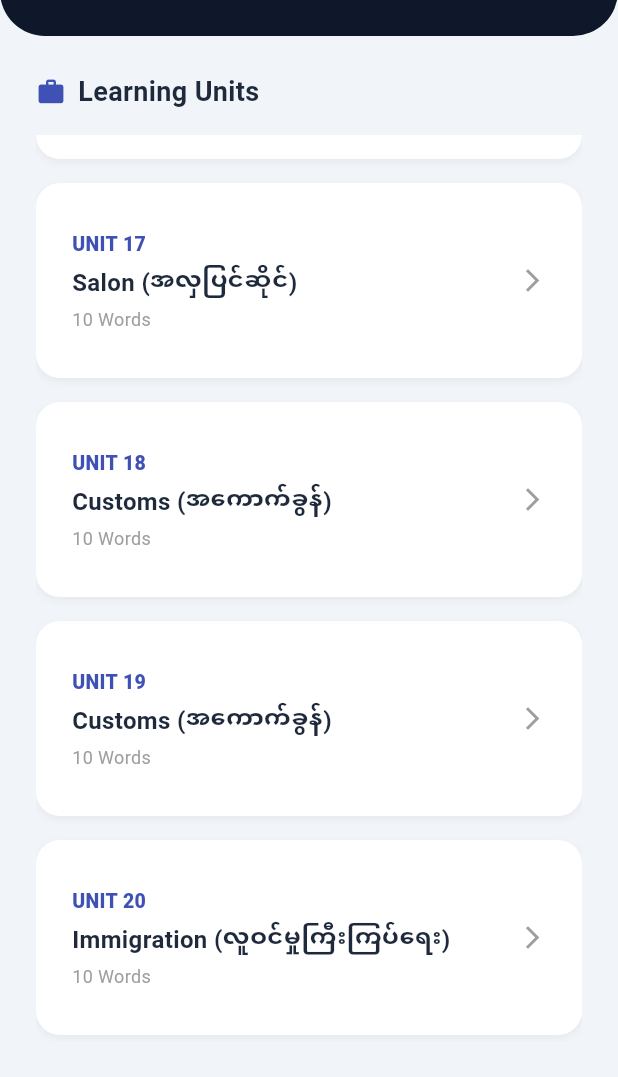
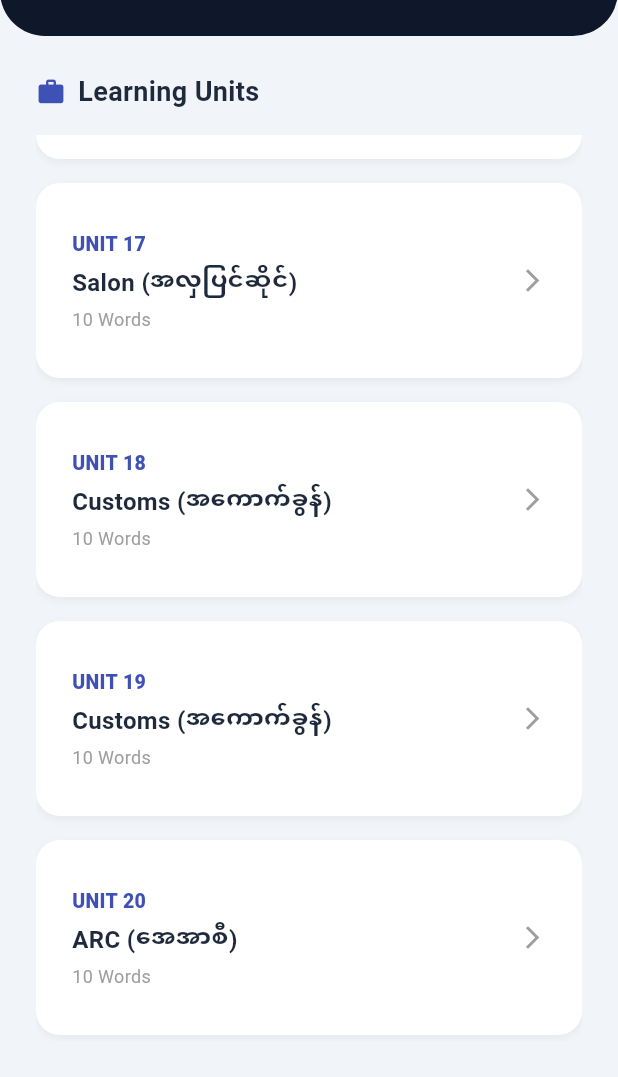
Before and after one commit to lai2570/Burmese_language_app, a Flutter app: the screen it shows after launch, scrolled down 2304 dp, on a phone screen of 412 x 824 dp, the part 159-1236 px from its top. Run offline on Flutter 3.47's test engine with Material 3 defaults, Android fonts, the phone set to English and light mode, and no system bars; our stand-ins replace shared_preferences.

Commit message:
Update: Fixed display bug in Unit20 Category and typing errors in Units 26 to 30

```diff
--- a/lib/main.dart
+++ b/lib/main.dart
@@ -64,12 +64,15 @@ class _HomePageState extends State<HomePage> {
     if (unitNum >= 13 && unitNum <= 15) return "Restaurant (စားသောက်ဆိုင်)";
     if (unitNum >= 16 && unitNum <= 17) return "Salon (အလှပြင်ဆိုင်)";
     if (unitNum >= 18 && unitNum <= 19) return "Customs (အကောက်ခွန်)";
-    if (unitNum >= 20 && unitNum <= 20) return "Immigration (လူဝင်မှုကြီးကြပ်ရေး)";
+    if (unitNum >= 20 && unitNum <= 20) return "ARC (အေအာစီ)";
     if (unitNum >= 21 && unitNum <= 22) return "Majors (မေဂျာ)";
     if (unitNum >= 23 && unitNum <= 24) return "Job Titles (အလုပ်အမည်များ)";
     if (unitNum >= 25 && unitNum <= 25) return "Weather (ရာသီဥတု)";
     if (unitNum >= 26 && unitNum <= 26) return "Hospital (ဆေးရုံ)";
-
+    if (unitNum >= 27 && unitNum <= 27) return "Sports (အားကစား)";
+    if (unitNum >= 28 && unitNum <= 28) return "Food (အစားအစာ)";
+    if (unitNum >= 29 && unitNum <= 29) return "Festivals (ပွဲတော်များ)";
+    if (unitNum >= 30 && unitNum <= 30) return "Document (စာရွက်စာတမ်း)";
     return "General (အထွေထွေ)";
   }
 
```
